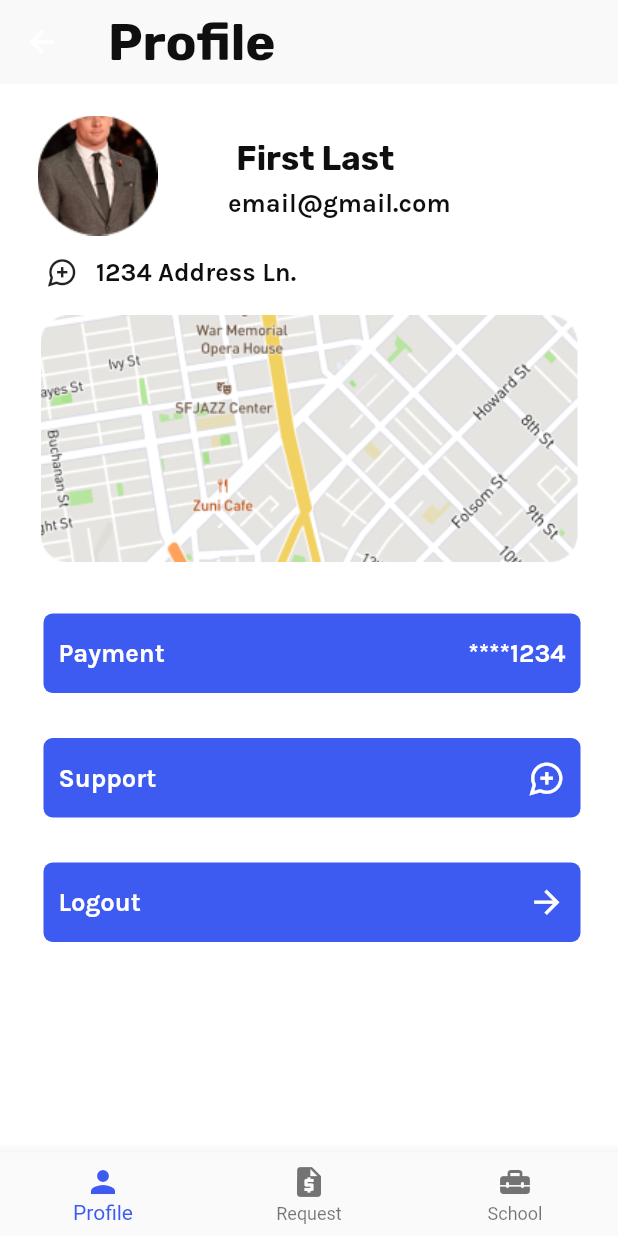
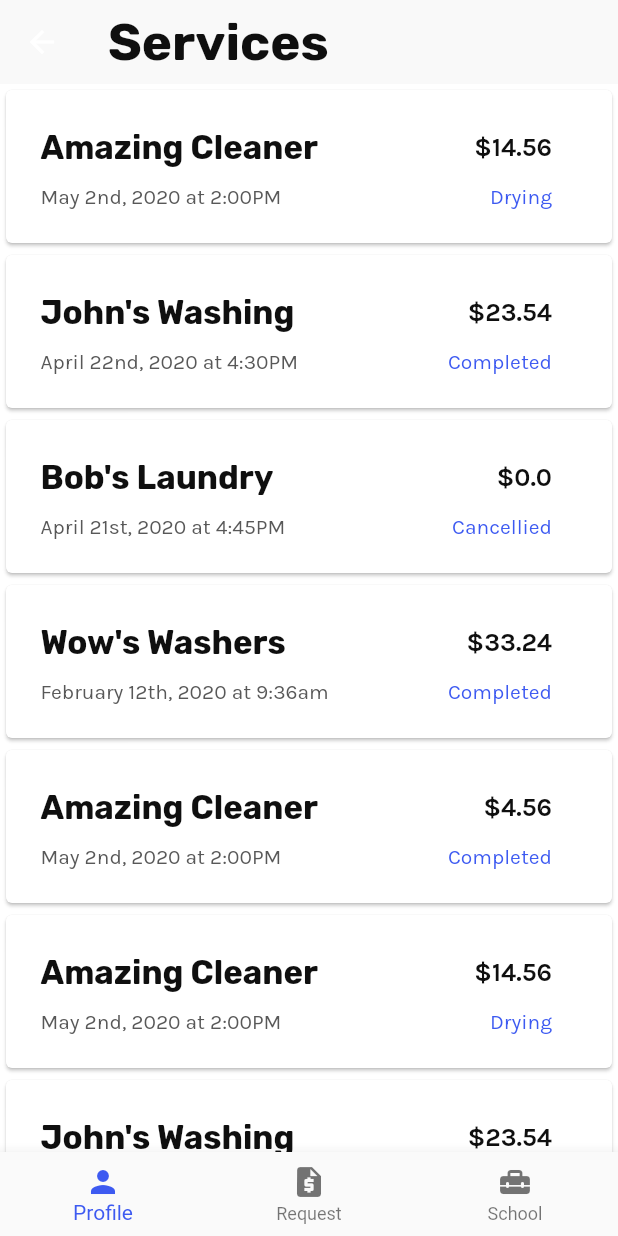
Before and after one commit to apdikanii/flutter-projects, a Flutter app: the ProfilePage screen opened directly, after a tap on "Logout", on a phone screen of 412 x 824 dp. Run offline on Flutter 3.47's test engine with Material 2 defaults, Android fonts, the light colour scheme and no system bars; our stand-ins replace flutter_svg, google_fonts, google_maps_flutter, quickalert; project files that could hold a hidden picture were left out.

Commit message:
service part added

```diff
--- a/lib/constants/color_constant.dart
+++ b/lib/constants/color_constant.dart
@@ -14,6 +14,7 @@ const PrimaryText = Color(0xFFFFFFFF);
 const SeconderyText = Color(0xF0000000);
 const BackgroundColor2 = Color(0xFFFFFFFF);
 const ProfileBackground = Color(0xF0F9F9F9);
+const NearToBlack = Color(0xFF585858);
 
 
     // return Container(
--- a/lib/constants/style_constant.dart
+++ b/lib/constants/style_constant.dart
@@ -50,3 +50,16 @@ import 'package:kngroo/constants/color_constant.dart';
     var kprofileButNavBarHov = GoogleFonts.karla(
       fontSize: 17, fontWeight: FontWeight.w700, color: PrimaryBrand
     );
+    //service card
+    var KservCardtitle = GoogleFonts.rubik(
+      fontSize: 22, fontWeight: FontWeight.w700, color: SeconderyText
+      );
+    var KservCartsmalTitle = GoogleFonts.karla(
+      fontSize: 17, fontWeight: FontWeight.w700, color: SeconderyText
+    );
+    var KservSubTitle = GoogleFonts.karla(
+      fontSize: 14, fontWeight: FontWeight.w400, color: NearToBlack
+    );
+    var KservSubTitleSmal = GoogleFonts.karla(
+      fontSize: 14, fontWeight: FontWeight.w400, color: PrimaryBrand
+    );
--- /dev/null
+++ b/lib/model/service_list.dart
@@ -0,0 +1,96 @@
+class Serv_list {
+  static List <Serv_list> getServ() =>[
+    Serv_list (
+      "Amazing Cleaner",
+      "May 2nd, 2020 at 2:00PM",
+      14.56,
+      "Drying"
+    ),
+    Serv_list (
+      "John's Washing",
+      "April 22nd, 2020 at 4:30PM",
+      23.54,
+      "Completed"
+    ),
+    Serv_list (
+      "Bob's Laundry",
+      "April 21st, 2020 at 4:45PM",
+      0.00,
+      "Cancellied"
+    ),
+    Serv_list (
+      "Wow's Washers",
+      "February 12th, 2020 at 9:36am",
+      33.24,
+      "Completed"
+    ),
+    Serv_list (
+      "Amazing Cleaner",
+      "May 2nd, 2020 at 2:00PM",
+      4.56,
+      "Completed"
+    ),
+    Serv_list (
+      "Amazing Cleaner",
+      "May 2nd, 2020 at 2:00PM",
+      14.56,
+      "Drying"
+    ),
+    Serv_list (
+      "John's Washing",
+      "April 22nd, 2020 at 4:30PM",
+      23.54,
+      "Completed"
+    ),
+    Serv_list (
+      "Bob's Laundry",
+      "April 21st, 2020 at 4:45PM",
+      0.00,
+      "Cancellied"
+    ),
+    Serv_list (
+      "Wow's Washers",
+      "February 12th, 2020 at 9:36am",
+      33.24,
+      "Completed"
+    ),
+    Serv_list (
+      "Amazing Cleaner",
+      "May 2nd, 2020 at 2:00PM",
+      4.56,
+      "Completed"
+    ),
+    Serv_list (
+      "Amazing Cleaner",
+      "May 2nd, 2020 at 2:00PM",
+      4.56,
+      "Completed"
+    ),
+    Serv_list (
+      "Harry’s  Cleaners",
+      "January 18th, 2020 at 1:32PM",
+      6.56,
+      "Completed"
+    ),
+     Serv_list (
+      "JIm’s Cleaners",
+      "May 2nd, 2020 at 2:00PM",
+      4.56,
+      "Completed"
+    ),
+    Serv_list (
+      "Smith Laundry",
+      "January 18th, 2020 at 1:32PM",
+      3.50,
+      "Completed"
+    ),
+  ];
+
+
+   String title;
+  String subtitle;
+  double price;
+  String completed;
+
+  Serv_list(this.title, this.subtitle, this.price, this.completed);
+}
--- a/lib/ui/profile.dart
+++ b/lib/ui/profile.dart
@@ -2,6 +2,7 @@ import 'package:flutter/material.dart';
 import 'package:flutter/src/widgets/container.dart';
 import 'package:flutter/src/widgets/framework.dart';
 import 'package:kngroo/constants/color_constant.dart';
+import 'package:kngroo/ui/service.dart';
 
 import '../constants/style_constant.dart';
 
@@ -168,12 +169,12 @@ class _ProfilePageState extends State<ProfilePage> {
                       width: MediaQuery.of(context).size.width,
                       margin: EdgeInsets.only(left: 29, right: 25, top: 30),
                       decoration: BoxDecoration(
-                        color: PrimaryBrand,
+                        color: SecondaryBrand,
                         borderRadius: BorderRadius.circular(6)
                       ),
                       child: InkWell(
                         onTap: () {
-
+                          Navigator.push(context, MaterialPageRoute(builder: (context) => Service()));
                         },
                         child: Padding(
                           padding: const EdgeInsets.all(10.0),
@@ -203,7 +204,7 @@ class _ProfilePageState extends State<ProfilePage> {
             label: 'Profile',
           ),
           BottomNavigationBarItem(
-            icon: Icon(Icons.request_quote),
+            icon: Icon(Icons.dashboard_rounded),
             label: 'Request',
           ),
           BottomNavigationBarItem(
--- /dev/null
+++ b/lib/ui/service.dart
@@ -0,0 +1,125 @@
+import 'package:flutter/material.dart';
+import 'package:flutter/src/widgets/container.dart';
+import 'package:flutter/src/widgets/framework.dart';
+import 'package:kngroo/constants/color_constant.dart';
+import 'package:kngroo/model/service_list.dart';
+
+import '../constants/style_constant.dart';
+
+class Service extends StatefulWidget {
+  const Service({super.key});
+
+  @override
+  State<Service> createState() => _ServiceState();
+}
+
+class _ServiceState extends State<Service> {
+  final List<Serv_list> serv_card = Serv_list.getServ();
+
+  int _selectedIndex = 0;
+  static const TextStyle optionStyle =
+      TextStyle(fontSize: 30, fontWeight: FontWeight.bold);
+  static const List<Widget> _widgetOptions = <Widget>[
+    Text(
+      'Index 0: Home',
+      style: optionStyle,
+    ),
+    Text(
+      'Index 1: Business',
+      style: optionStyle,
+    ),
+    Text(
+      'Index 2: School',
+      style: optionStyle,
+    ),
+  ];
+
+  void _onItemTapped(int index) {
+    setState(() {
+      _selectedIndex = index;
+    });
+  }
+
+
+  @override
+  Widget build(BuildContext context) {
+    return Scaffold(
+      appBar: AppBar(
+        title: Text("Services", style: kprofiletitle,),
+        centerTitle: false,
+        elevation: 0,
+        backgroundColor: ProfileBackground,
+      ),
+      backgroundColor: BackgroundColor2,
+      body: ListView.builder(
+       itemCount: serv_card.length,
+        itemBuilder: (context, index) {
+            return Stack(
+              children: [
+                serv_cont(serv_card[index],context)
+              ],
+            );
+         },
+      ),
+
+      //buttom Navigation Bar
+      bottomNavigationBar: BottomNavigationBar(
+        items: const <BottomNavigationBarItem>[
+          BottomNavigationBarItem(
+            icon: Icon(Icons.person),
+            label: 'Profile',
+          ),
+          BottomNavigationBarItem(
+            icon: Icon(Icons.request_quote),
+            label: 'Request',
+          ),
+          BottomNavigationBarItem(
+            icon: Icon(Icons.home_repair_service_rounded),
+            label: 'School',
+          ),
+        ],
+        currentIndex: _selectedIndex,
+        selectedItemColor: PrimaryBrand,
+        onTap: _onItemTapped,
+      ),
+    );
+  }
+
+  serv_cont(Serv_list serv_card, BuildContext context) {
+    return InkWell(
+      child: Container(
+        width: MediaQuery.of(context).size.width,
+        height: 110,
+        child: Card(
+          color: BackgroundColor2,
+          child: Padding(
+            padding: const EdgeInsets.only(left: 23, top: 25, right: 40),
+            child: Column(
+              children: [
+                Row(
+                  mainAxisAlignment: MainAxisAlignment.spaceBetween,
+                  children: [
+                    Flexible(
+                      child: Text(serv_card.title, style: KservCardtitle,),),
+                      Text("\$${serv_card.price}", style: KservCartsmalTitle,)
+                  ],
+                ),
+                Padding(
+                  padding: const EdgeInsets.only(top: 12),
+                  child: Row(
+                    mainAxisAlignment: MainAxisAlignment.spaceBetween,
+                    children: [
+                      Flexible(child: Text(serv_card.subtitle, style: KservSubTitle,)),
+                      Text(serv_card.completed, style: KservSubTitleSmal,)
+                    ],
+                  ),
+                )
+              ],
+            ),
+          ),
+        ),
+      ),
+    );
+
+  }
+}
```
